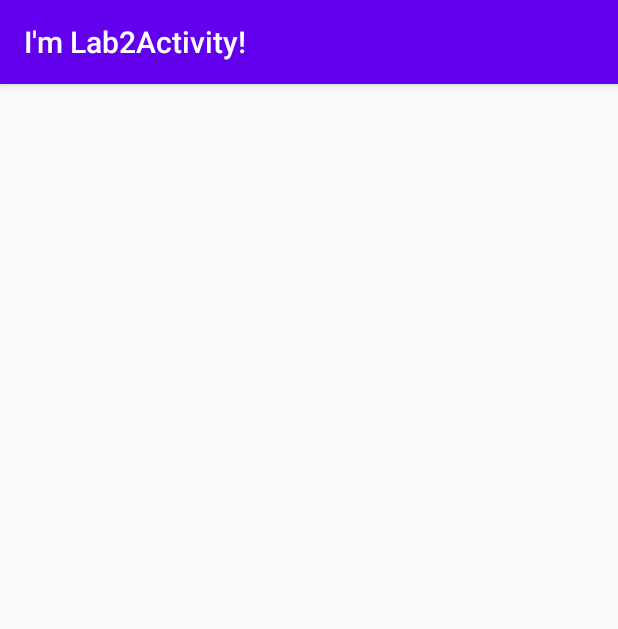
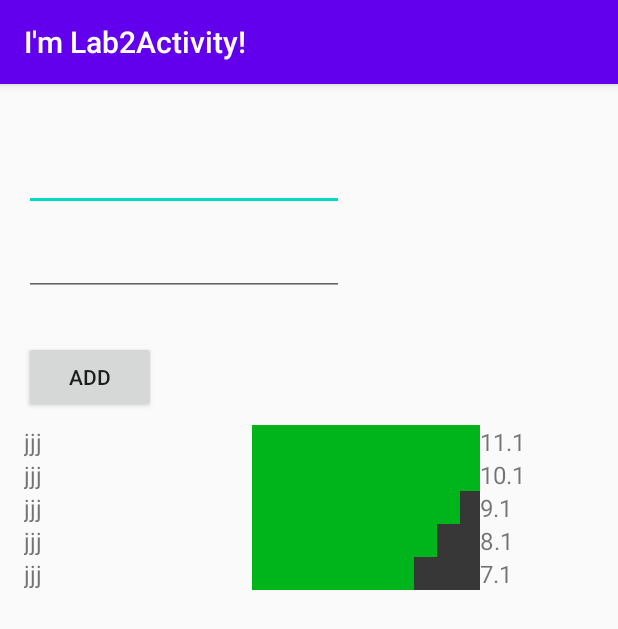
Before and after one commit to Elizaveta999R/AndroidStud, an Android app: the screen it shows after launch (Lab2Activity), after a tap on "LAB2", on a phone screen of 412 x 824 dp. Shown: the top 629 px of the screen. Run offline under Robolectric (Android 15) with nearby library versions, the phone set to English and light mode, and no system bars.

Commit message:
2 lab v1

```diff
--- a/lab2/build.gradle
+++ b/lab2/build.gradle
@@ -8,4 +8,5 @@ dependencies {
     implementation "androidx.appcompat:appcompat:$appcompat"
     implementation 'androidx.appcompat:appcompat:1.1.0'
     implementation 'androidx.constraintlayout:constraintlayout:1.1.3'
+    implementation 'androidx.recyclerview:recyclerview:1.1.0'
 }
--- a/lab2/src/main/java/ru/tpu/lab2/Lab2Activity.java
+++ b/lab2/src/main/java/ru/tpu/lab2/Lab2Activity.java
@@ -2,24 +2,72 @@ package ru.tpu.lab2;
 
 import androidx.annotation.NonNull;
 import androidx.annotation.Nullable;
+import androidx.annotation.RequiresApi;
 import androidx.appcompat.app.AppCompatActivity;
 
 import android.content.Context;
 import android.content.Intent;
+import android.os.Build;
 import android.os.Bundle;
+import android.view.View;
+import android.widget.Button;
+import android.widget.EditText;
 
 public class Lab2Activity extends AppCompatActivity {
 
     public static Intent newIntent(@NonNull Context context) {
         return new Intent(context, Lab2Activity.class);
     }
+    private static final String STATE_VIEWS_COUNT = "views_count";
+    private EditText PI;
+    private EditText RI;
+
+    private Lab2ViewsContainer lab2ViewsContainer;
+
+    @RequiresApi(api = Build.VERSION_CODES.N)
     @Override
     protected void onCreate(@Nullable Bundle savedInstanceState) {
         super.onCreate(savedInstanceState);
+        setContentView(R.layout.lab2_activity);
 
-        // Метод setTitle используется для задания заголовка в тулбаре
-        // Метод getString с параметрами достаёт строку из ресурсов и форматирует её по правилам
-        // https://docs.oracle.com/javase/7/docs/api/java/util/Formatter.html
         setTitle(getString(R.string.lab2_title, getClass().getSimpleName()));
+
+        // findViewById - generic метод https://docs.oracle.com/javase/tutorial/extra/generics/methods.html,
+        // который автоматически кастит (class cast) View в указанный класс.
+        // Тип вью, в которую происходит каст, не проверяется, поэтому если здесь указать View,
+        // отличную от View в XML, то приложение крашнется на вызове этого метода.
+        Button b = findViewById(R.id.btn_add_view);
+        b.setOnClickListener(new View.OnClickListener() {
+            @Override
+            public void onClick(View view) {
+                lab2ViewsContainer = findViewById(R.id.container);
+                /*  PI = findViewById(R.id.edittext1) != null ? findViewById(R.id.edittext1).toString()  : "jjj";*/
+                PI = findViewById(R.id.edittext1);
+                String nnn  = PI.getText().length() == 0? "ggggg": PI.getText().toString();
+                RI =findViewById(R.id.edittext2);
+                String mmm  = RI.getText().length() == 0? "7": RI.getText().toString();
+                Double mmm1 = Double.parseDouble(mmm);
+               /* if (nnn.length() == 0)
+                {nnn="ggggg";}
+                if (mmm.length() == 0)
+                {mmm="8";}*/
+               /* nnn = nnn != null ? nnn : "dddd";
+                mmm = mmm != null ? mmm : "7";*/
+               lab2ViewsContainer.incrementViews(nnn,mmm1);
+            }
+        });
+
+
+
+        // Восстанавливаем состояние нашего View, добавляя заново все View
+        if (savedInstanceState != null) {
+            lab2ViewsContainer.setViewsCount(savedInstanceState.getInt(STATE_VIEWS_COUNT));
+        }
+    }
+
+    @Override
+    protected void onSaveInstanceState(@NonNull Bundle outState) {
+        super.onSaveInstanceState(outState);
+        outState.putInt(STATE_VIEWS_COUNT, lab2ViewsContainer.getViewsCount());
     }
 }
--- /dev/null
+++ b/lab2/src/main/java/ru/tpu/lab2/Lab2ViewsContainer.java
@@ -0,0 +1,235 @@
+package ru.tpu.lab2;
+import android.content.Context;
+import android.content.res.TypedArray;
+import android.graphics.drawable.ClipDrawable;
+import android.graphics.drawable.ColorDrawable;
+import android.graphics.drawable.Drawable;
+import android.graphics.drawable.LayerDrawable;
+import android.os.Build;
+import android.os.Parcelable;
+import android.renderscript.Sampler;
+import android.util.AttributeSet;
+import android.view.Gravity;
+import android.view.View;
+import android.view.ViewGroup;
+import android.widget.CheckBox;
+import android.widget.LinearLayout;
+import android.widget.ProgressBar;
+import android.widget.TextView;
+import android.widget.Button;
+import android.widget.EditText;
+
+
+import androidx.annotation.Px;
+import androidx.annotation.RequiresApi;
+
+import java.util.AbstractMap;
+import java.util.ArrayList;
+import java.util.Collections;
+import java.util.Comparator;
+import java.util.HashMap;
+import java.util.List;
+import java.util.Map;
+import java.util.Set;
+import java.util.SortedSet;
+import java.util.TreeSet;
+
+/**
+ * Простейший пример самописного View. В данном случае мы просто наследуемся от LinearLayout-а и
+ * добавляем свою логику, но также есть возможность отнаследоваться от {@link android.view.ViewGroup},
+ * если необходимо реализовать контейнер для View полностью с нуля, либо отнаследоваться от {@link android.view.View}.
+ * <p/>
+ * Здесь можно было бы добавить автоматическое сохранение и восстановление состояния, переопределив методы
+ * {@link #onSaveInstanceState()} и {@link #onRestoreInstanceState(Parcelable)}.
+ */
+public class Lab2ViewsContainer extends LinearLayout {
+
+    private int minViewsCount;
+    private int viewsCount;
+    private int CC=0;
+    private int prov1=0;
+    private String PI;
+    private String RI;
+    private int Rt;
+    Map<Integer, Integer> states = new HashMap<Integer, Integer>();
+
+
+ /*   List<LinearLayout> LLL= new ArrayList<LinearLayout>();
+    List<Double> ln= new ArrayList<Double>();
+    List<Integer> IdL = new ArrayList<Integer>();*/
+
+    /**
+     * Этот конструктор используется при создании View в коде.
+     */
+    @RequiresApi(api = Build.VERSION_CODES.N)
+    public Lab2ViewsContainer(Context context) {
+        this(context, null);
+    }
+
+    /**
+     * Этот конструктор выдывается при создании View из XML.
+     */
+    @RequiresApi(api = Build.VERSION_CODES.N)
+    public Lab2ViewsContainer(Context context, AttributeSet attrs) {
+        this(context, attrs, 0);
+    }
+
+    /**
+     * Конструктор, вызывается при инфлейте View, когда у View указан дополнительный стиль.
+     * Почитать про стили можно здесь https://developer.android.com/guide/topics/ui/look-and-feel/themes
+     *
+     * @param attrs атрибуты, указанные в XML. Стандартные android атрибуты обрабатываются внутри родительского класса.
+     *              Здесь необходимо только обработать наши атрибуты.
+     */
+    @RequiresApi(api = Build.VERSION_CODES.N)
+    public Lab2ViewsContainer(Context context, AttributeSet attrs, int defStyleAttr) {
+        super(context, attrs, defStyleAttr);
+        // Свои атрибуты описываются в файле res/values/attrs.xml
+        // Эта строчка объединяет возможные применённые к View стили
+        TypedArray a = context.obtainStyledAttributes(attrs, R.styleable.Lab2ViewsContainer, defStyleAttr, 0);
+
+        minViewsCount = a.getInt(R.styleable.Lab2ViewsContainer_lab2_minViewsCount, 0);
+        if (minViewsCount < 0) {
+            throw new IllegalArgumentException("minViewsCount can't be less than 0");
+        }
+
+        // Полученный TypedArray необходимо обязательно очистить.
+        a.recycle();
+
+        setViewsCount(minViewsCount);
+    }
+
+    @RequiresApi(api = Build.VERSION_CODES.N)
+    public void incrementViews(String OOO, Double PPP) {
+
+
+        LinearLayout.LayoutParams lParams1;
+        LinearLayout.LayoutParams lParams2;
+        LinearLayout.LayoutParams lParams3;
+
+     /*   name = findViewById(R.id.edittext1);
+        lastName = findViewById(R.id.edittext2);*/
+        PI =OOO;
+        RI = PPP.toString();
+
+
+        //Rt= Integer.parseInt(RI) ;
+
+        LinearLayout linearLayout1 = new LinearLayout(getContext());
+        linearLayout1.setOrientation(LinearLayout.HORIZONTAL);
+        linearLayout1.setLayoutParams(new LinearLayout.LayoutParams(LinearLayout.LayoutParams.MATCH_PARENT, LinearLayout.LayoutParams.MATCH_PARENT));
+        linearLayout1.setId(CC++);
+
+// Зададим цвета для фона и самого индикатора
+        Drawable background = new ColorDrawable(0xFF373737);
+        Drawable progress = new ColorDrawable(0xFF00B51C);
+        ClipDrawable clipProgress = new ClipDrawable(progress, Gravity.LEFT,
+                ClipDrawable.HORIZONTAL);
+
+// Слои для индикатора
+        LayerDrawable layerlist = new LayerDrawable(new Drawable[] {
+                background, clipProgress });
+        layerlist.setId(0, android.R.id.background);
+        layerlist.setId(1, android.R.id.progress);
+
+        ProgressBar progressBar = new ProgressBar(getContext(), null,
+                android.R.attr.progressBarStyleHorizontal);
+
+        int tempI = (int) (PPP*10.0) ;
+        states.put(linearLayout1.getId(), tempI);
+
+
+        //SortedSet<Integer> values = new TreeSet<Integer>(states.values());
+       // states.entrySet().stream().sorted((n1,n2)->n1.getValue().compareTo(n2.getValue())).forEach(n->System.out.println(n));
+
+
+        progressBar.setProgressDrawable(layerlist);
+        progressBar.setProgress(tempI);
+
+
+
+        TextView textView1 = new TextView(getContext());
+        textView1.setTextSize(16);
+        textView1.setText(OOO);
+       // textView1.setId(viewsCount++);
+
+
+        TextView textView3 = new TextView(getContext());
+        textView3.setTextSize(16);
+        textView3.setText(RI)
+        ;
+        LayoutParams poi = new LayoutParams(0, ViewGroup.LayoutParams.MATCH_PARENT,2.0f);
+        LayoutParams poi2 = new LayoutParams(0, ViewGroup.LayoutParams.MATCH_PARENT,2.0f);
+        LayoutParams poi3 = new LayoutParams(0, ViewGroup.LayoutParams.MATCH_PARENT,1.0f);
+        textView1.setLayoutParams(poi);
+         progressBar.setLayoutParams(poi2);
+        textView3.setLayoutParams(poi3);
+
+        linearLayout1.addView(textView1);
+        linearLayout1.addView(progressBar);
+        linearLayout1.addView(textView3);
+
+
+
+        addView(linearLayout1);
+
+        List<Integer> mapValues = new ArrayList<Integer>(states.values());
+        Collections.sort(mapValues);
+        Collections.reverse(mapValues);
+
+        for(Integer element : mapValues) {
+            for (Map.Entry<Integer, Integer> entry :states.entrySet()) {
+              if (entry.getValue()==element)
+              {
+                  int uuu = entry.getKey();
+               LinearLayout nnn= findViewById(uuu);
+
+               removeView(findViewById(uuu));
+                  addView(nnn);
+
+              }
+            }
+
+
+        }
+
+
+
+// do stuff
+
+
+    }
+
+
+
+    @RequiresApi(api = Build.VERSION_CODES.N)
+    public void setViewsCount(int viewsCount) {
+        if (this.viewsCount == viewsCount) {
+            return;
+        }
+        viewsCount = viewsCount < minViewsCount ? minViewsCount : viewsCount;
+
+        removeAllViews();
+        this.viewsCount = 0;
+
+        for (int i = 0; i < viewsCount; i++) {
+            incrementViews("jjj",(7.1+(double)prov1++) );
+        }
+    }
+
+    public int getViewsCount() {
+        return viewsCount;
+    }
+
+    /**
+     * Метод трансформирует указанные dp в пиксели, используя density экрана.
+     */
+    @Px
+    public int dpToPx(float dp) {
+        if (dp == 0) {
+            return 0;
+        }
+        float density = getResources().getDisplayMetrics().density;
+        return (int) Math.ceil(density * dp);
+    }
+}
--- a/lab2/src/main/res/layout/activity_lab2.xml
+++ /dev/null
@@ -1,9 +0,0 @@
-<?xml version="1.0" encoding="utf-8"?>
-<androidx.constraintlayout.widget.ConstraintLayout xmlns:android="http://schemas.android.com/apk/res/android"
-    xmlns:app="http://schemas.android.com/apk/res-auto"
-    xmlns:tools="http://schemas.android.com/tools"
-    android:layout_width="match_parent"
-    android:layout_height="match_parent"
-    tools:context=".Lab2Activity">
-
-</androidx.constraintlayout.widget.ConstraintLayout>
--- /dev/null
+++ b/lab2/src/main/res/layout/lab2_activity.xml
@@ -0,0 +1,55 @@
+<?xml version="1.0" encoding="utf-8"?>
+<RelativeLayout
+    xmlns:android="http://schemas.android.com/apk/res/android"
+    xmlns:app="http://schemas.android.com/apk/res-auto"
+    android:id="@+id/activity_main"
+    android:layout_width="match_parent"
+    android:layout_height="match_parent"
+    android:padding="16dp"
+    >
+
+    <EditText
+        android:id="@+id/edittext2"
+        android:layout_width="wrap_content"
+        android:layout_height="wrap_content"
+        android:layout_alignParentTop="true"
+        android:layout_marginTop="23dp"
+        android:ems="10"
+        android:inputType="textPersonName" />
+
+    <Button
+        android:id="@+id/btn_add_view"
+        android:layout_width="wrap_content"
+        android:layout_height="wrap_content"
+        android:layout_below="@+id/edittext1"
+        android:layout_marginTop="30dp"
+        android:text="@string/lab2_btn_add_view" />
+
+    <ScrollView
+        android:id="@+id/scroll_view"
+        android:layout_width="match_parent"
+        android:layout_height="match_parent"
+        android:layout_below="@+id/btn_add_view"
+        android:layout_alignParentBottom="true"
+        android:layout_marginTop="8dp"
+        android:layout_marginBottom="3dp">
+
+        <ru.tpu.lab2.Lab2ViewsContainer
+            android:id="@+id/container"
+            android:layout_width="match_parent"
+            android:layout_height="wrap_content"
+            android:orientation="vertical"
+            app:lab2_minViewsCount="5">
+
+        </ru.tpu.lab2.Lab2ViewsContainer>
+    </ScrollView>
+
+    <EditText
+        android:id="@+id/edittext1"
+        android:layout_width="wrap_content"
+        android:layout_height="wrap_content"
+        android:layout_below="@+id/edittext2"
+        android:layout_marginTop="11dp"
+        android:ems="10"
+        android:inputType="textPersonName" />
+</RelativeLayout>
--- /dev/null
+++ b/lab2/src/main/res/values/attrs.xml
@@ -0,0 +1,6 @@
+<?xml version="1.0" encoding="utf-8"?>
+<resources>
+    <declare-styleable name="Lab2ViewsContainer">
+        <attr name="lab2_minViewsCount" format="integer" />
+    </declare-styleable>
+</resources>
--- a/lab2/src/main/res/values/strings.xml
+++ b/lab2/src/main/res/values/strings.xml
@@ -1 +1,3 @@
-<resources><string name="lab2_title">I\'m %s!</string></resources>
+<resources><string name="lab2_title">I\'m %s!</string>
+    <string name="lab2_btn_add_view">Add</string>
+</resources>
```
Also changed, not shown: 1 other file.
